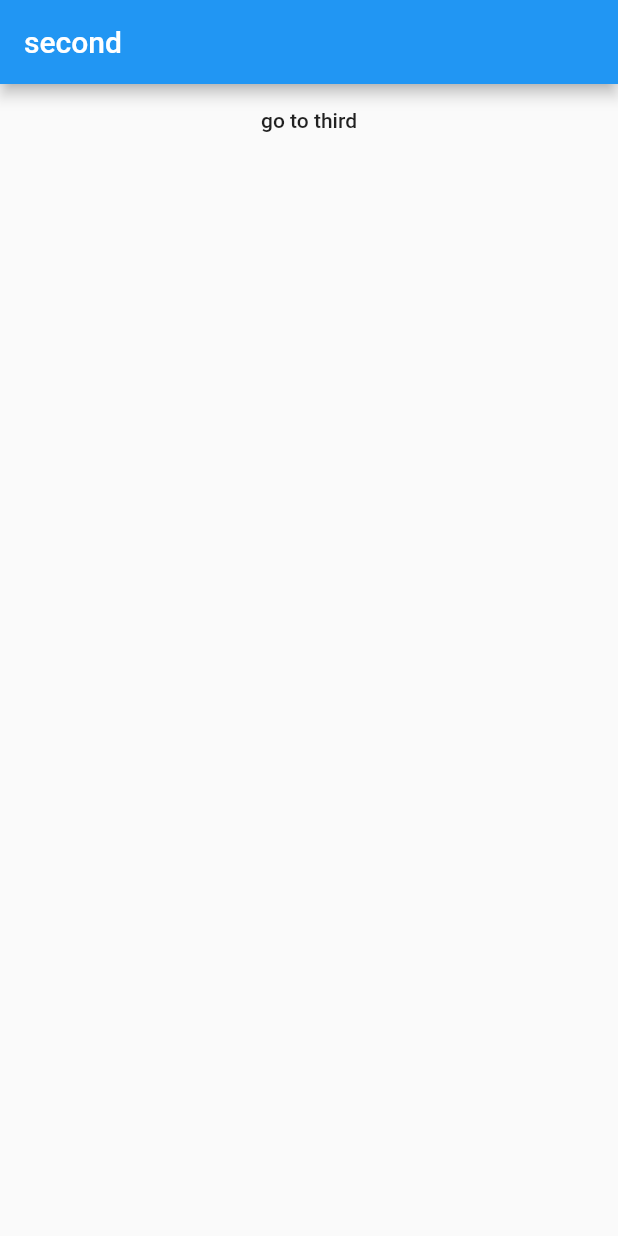
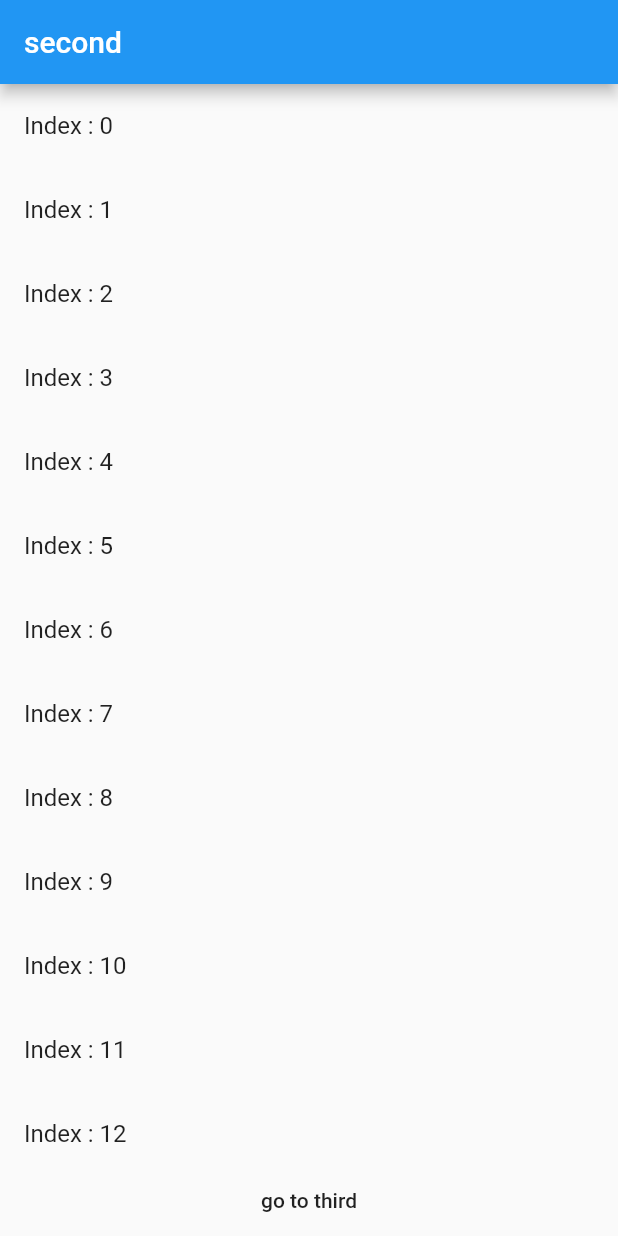
Before and after one commit to PawanGhewande/testapp2, a Flutter app: the SecondPage screen opened directly, on a phone screen of 412 x 824 dp. Run offline on Flutter 3.47's test engine with Material 2 defaults, Android fonts, the phone set to English and light mode, and no system bars; our stand-ins replace flutter_local_notifications, shared_preferences; accounts and stored records are empty.

Commit message:
optimeze and maintain scroll position.

```diff
--- a/lib/core/navigation/my_route_delegate.dart
+++ b/lib/core/navigation/my_route_delegate.dart
@@ -1,7 +1,7 @@
 import 'package:flutter/material.dart';
 import 'package:testapp2/core/navigation/my_route_informtion_parser.dart';
 import 'package:testapp2/screens/first_page.dart';
-import 'package:testapp2/screens/second_page.dart';
+import 'package:testapp2/screens/second_page/presentation/second_page.dart';
 import 'package:testapp2/screens/third_page/presesntation/third_page.dart';
 
 class MyRouterDelegate extends RouterDelegate<MyRoutes>
--- a/lib/screens/second_page.dart
+++ /dev/null
@@ -1,24 +0,0 @@
-import 'package:flutter/material.dart';
-import '../core/navigation/my_route_delegate.dart';
-import '../core/navigation/my_route_informtion_parser.dart';
-
-class SecondPage extends StatelessWidget {
-  @override
-  Widget build(BuildContext context) {
-    return Scaffold(
-      appBar: AppBar(title: Text('second')),
-      body: Center(
-          child: Column(
-        children: <Widget>[
-          MaterialButton(
-            child: Text('go to third'),
-            onPressed: () {
-              (Router.of(context).routerDelegate as MyRouterDelegate)
-                  .configuration = MyRoutes.third;
-            },
-          )
-        ],
-      )),
-    );
-  }
-}
--- /dev/null
+++ b/lib/screens/second_page/presentation/scroll_position.dart
@@ -0,0 +1,20 @@
+import 'dart:async';
+
+class ScrollPositionBloc {
+  final StreamController<double> _scrollStreamController =
+      StreamController<double>();
+
+  StreamSink<double> get scrollSink => _scrollStreamController.sink;
+
+  Stream<double> get scrollStram => _scrollStreamController.stream;
+  static double lastLocation = 0;
+  ScrollPositionBloc() {
+    scrollStram.listen((event) {
+      lastLocation = event;
+    });
+  }
+
+  dispose() {
+    _scrollStreamController.close();
+  }
+}
--- /dev/null
+++ b/lib/screens/second_page/presentation/second_page.dart
@@ -0,0 +1,72 @@
+import 'package:flutter/material.dart';
+import 'package:testapp2/screens/second_page/presentation/scroll_position.dart';
+import '../../../core/navigation/my_route_delegate.dart';
+import '../../../core/navigation/my_route_informtion_parser.dart';
+
+class SecondPage extends StatefulWidget {
+  const SecondPage({Key? key}) : super(key: key);
+
+  @override
+  _SecondPageState createState() => _SecondPageState();
+}
+
+class _SecondPageState extends State<SecondPage> {
+  late final ScrollController _controller;
+  late final ScrollPositionBloc bloc;
+  @override
+  void initState() {
+    super.initState();
+    _controller = ScrollController(keepScrollOffset: true);
+    bloc = ScrollPositionBloc();
+
+    WidgetsBinding.instance!.addPostFrameCallback((_) {
+      if (_controller.hasClients) {
+        _controller.animateTo(
+          ScrollPositionBloc.lastLocation,
+          curve: Curves.easeOut,
+          duration: const Duration(milliseconds: 200),
+        );
+      }
+    });
+  }
+
+  @override
+  Widget build(BuildContext context) {
+    return Scaffold(
+      appBar: AppBar(title: Text('second')),
+      body: Center(
+          child: Column(
+        children: <Widget>[
+          Expanded(
+            child: NotificationListener<ScrollNotification>(
+              child: ListView.builder(
+                controller: _controller,
+                itemCount: 80,
+                itemBuilder: (context, index) {
+                  return ListTile(title: Text("Index : $index"));
+                },
+              ),
+              onNotification: (ScrollNotification scrollInfo) {
+                bloc.scrollSink.add(scrollInfo.metrics.pixels);
+                return true;
+              },
+            ),
+          ),
+          MaterialButton(
+            child: Text('go to third'),
+            onPressed: () {
+              (Router.of(context).routerDelegate as MyRouterDelegate)
+                  .configuration = MyRoutes.third;
+            },
+          )
+        ],
+      )),
+    );
+  }
+
+  @override
+  void dispose() {
+    super.dispose();
+    _controller.dispose();
+  }
+}
--- a/lib/screens/third_page/presesntation/third_page.dart
+++ b/lib/screens/third_page/presesntation/third_page.dart
@@ -49,7 +49,6 @@ class _ThirdPageState extends State<ThirdPage> {
                 Padding(
                   padding: const EdgeInsets.all(10.0),
                   child: TextButton(
-
                       onPressed: () {
                         bloc.notiSink.add(new NotiModel(
                             title: _titleController.text,
--- a/pubspec.yaml
+++ b/pubspec.yaml
@@ -15,7 +15,6 @@ dependencies:
 
   cupertino_icons: ^1.0.2
   shared_preferences: ^2.0.6
-  workmanager: ^0.4.0
   flutter_local_notifications: ^5.0.0+1
 
 dev_dependencies:
```
Also changed, not shown: lib/screens/third_page/presesntation/view_model.dart (+4 -3 lines), pubspec.lock.
